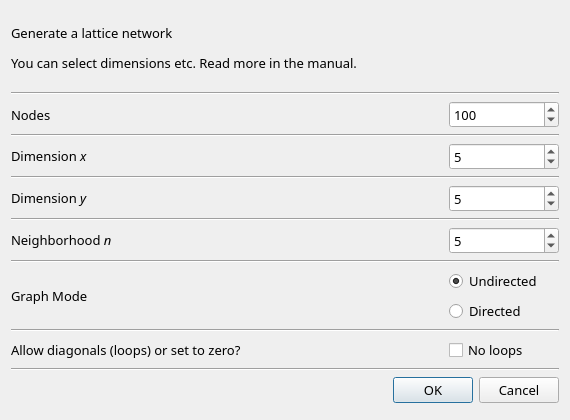
Above: src/forms/dialograndlattice.ui from socnetv/app before the change. Below: the same form after it.
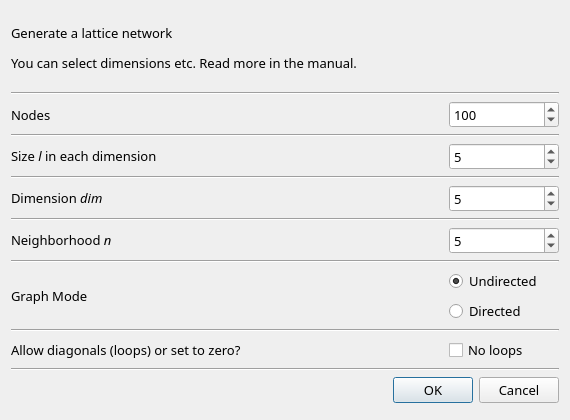
That is the form after the change.

Commit message: Lattice generation: changed variables in dialog

Patch:
```diff
--- a/src/forms/dialograndlattice.ui
+++ b/src/forms/dialograndlattice.ui
@@ -179,7 +179,7 @@
         </font>
        </property>
        <property name="text">
-        <string>&lt;html&gt;&lt;head/&gt;&lt;body&gt;&lt;p&gt;Dimension &lt;span style=&quot; font-style:italic;&quot;&gt;x&lt;/span&gt;&lt;/p&gt;&lt;/body&gt;&lt;/html&gt;</string>
+        <string>&lt;html&gt;&lt;head/&gt;&lt;body&gt;&lt;p&gt;Size &lt;span style=&quot; font-style:italic;&quot;&gt;l &lt;/span&gt;in each dimension &lt;/p&gt;&lt;/body&gt;&lt;/html&gt;</string>
        </property>
       </widget>
      </item>
@@ -244,7 +244,7 @@
         </font>
        </property>
        <property name="text">
-        <string>&lt;html&gt;&lt;head/&gt;&lt;body&gt;&lt;p&gt;Dimension &lt;span style=&quot; font-style:italic;&quot;&gt;y&lt;/span&gt;&lt;/p&gt;&lt;/body&gt;&lt;/html&gt;</string>
+        <string>&lt;html&gt;&lt;head/&gt;&lt;body&gt;&lt;p&gt;Dimension &lt;span style=&quot; font-style:italic;&quot;&gt;dim&lt;/span&gt;&lt;/p&gt;&lt;/body&gt;&lt;/html&gt;</string>
        </property>
       </widget>
      </item>
```
Left out of the diff: 6 changed lines with no effect on the pictures. The commit also changes 4 other files.
